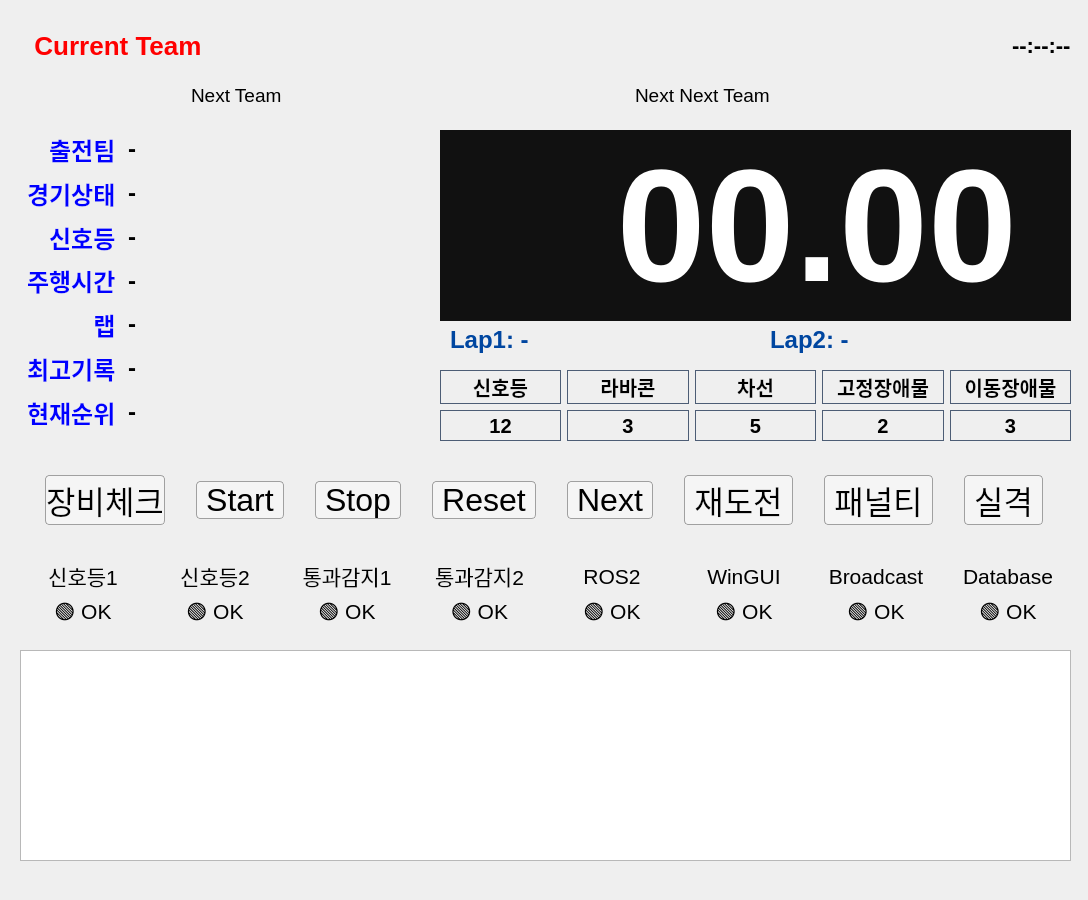
RaceSystem9/race-gui, file src/gui/ui/main_window.ui: the form before one commit.
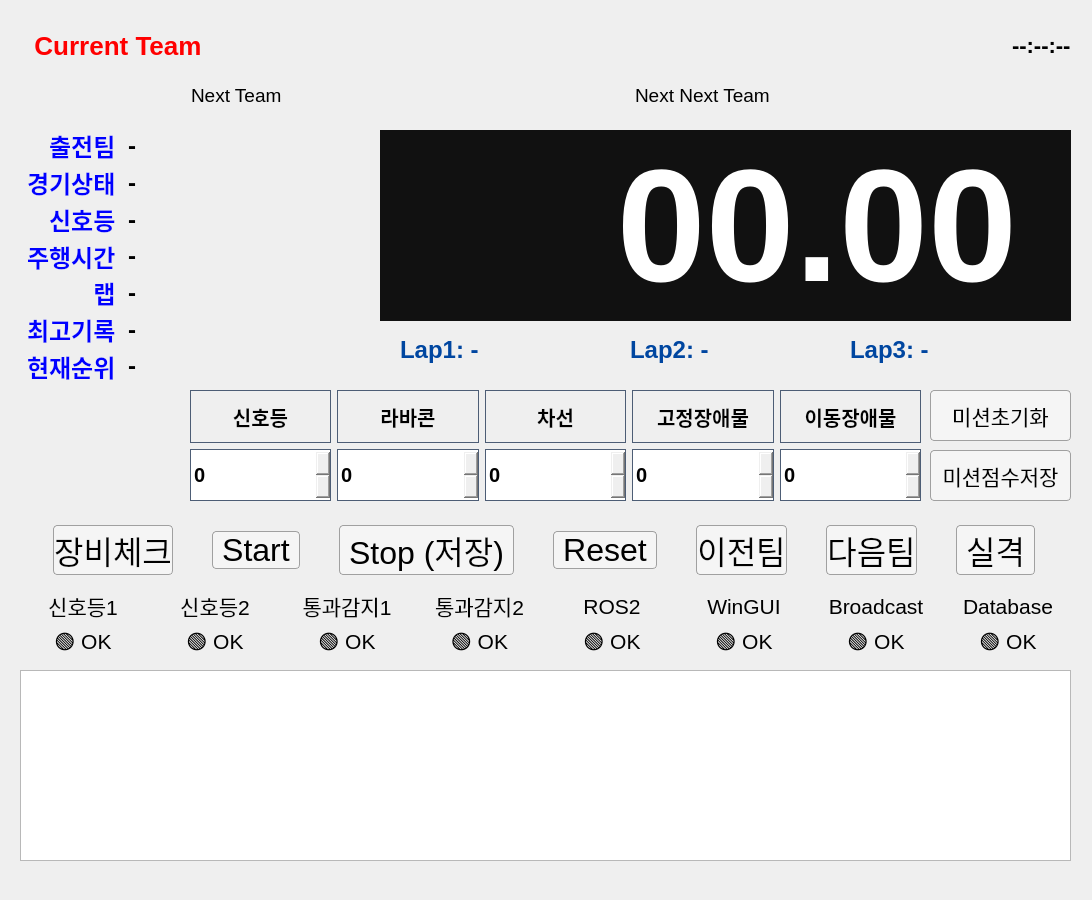
The form after the commit.

What changed in the file:
```diff
--- a/src/gui/ui/main_window.ui
+++ b/src/gui/ui/main_window.ui
@@ -6,7 +6,7 @@
    <rect>
     <x>0</x>
     <y>0</y>
-    <width>1088</width>
+    <width>1092</width>
     <height>900</height>
    </rect>
   </property>
@@ -17,9 +17,9 @@
    <widget class="QLabel" name="lblTimerDisplay">
     <property name="geometry">
      <rect>
-      <x>440</x>
+      <x>380</x>
       <y>130</y>
-      <width>631</width>
+      <width>691</width>
       <height>191</height>
      </rect>
     </property>
@@ -42,9 +42,9 @@
    <widget class="QLabel" name="lblLap1TimerSmall">
     <property name="geometry">
      <rect>
-      <x>450</x>
-      <y>320</y>
-      <width>300</width>
+      <x>400</x>
+      <y>330</y>
+      <width>191</width>
       <height>40</height>
      </rect>
     </property>
@@ -58,9 +58,9 @@
    <widget class="QLabel" name="lblLap2TimerSmall">
     <property name="geometry">
      <rect>
-      <x>770</x>
-      <y>320</y>
-      <width>300</width>
+      <x>630</x>
+      <y>330</y>
+      <width>191</width>
       <height>40</height>
      </rect>
     </property>
@@ -75,9 +75,9 @@
     <property name="geometry">
      <rect>
       <x>20</x>
-      <y>650</y>
+      <y>670</y>
       <width>1051</width>
-      <height>211</height>
+      <height>191</height>
      </rect>
     </property>
     <property name="sizePolicy">
@@ -143,8 +143,8 @@
      <rect>
       <x>20</x>
       <y>130</y>
-      <width>371</width>
-      <height>301</height>
+      <width>341</width>
+      <height>251</height>
      </rect>
     </property>
     <property name="font">
@@ -157,22 +157,22 @@
      <string>font-size: 24px; font-weight: bold;</string>
     </property>
     <layout class="QGridLayout" name="summaryLayout">
-     <item row="4" column="1">
-      <widget class="QLabel" name="valLap">
+     <item row="3" column="1">
+      <widget class="QLabel" name="valTime">
        <property name="text">
         <string>-</string>
        </property>
       </widget>
      </item>
-     <item row="6" column="1">
-      <widget class="QLabel" name="valRank">
+     <item row="5" column="1">
+      <widget class="QLabel" name="valBest">
        <property name="text">
         <string>-</string>
        </property>
       </widget>
      </item>
-     <item row="6" column="0">
-      <widget class="QLabel" name="labelRankText">
+     <item row="0" column="0">
+      <widget class="QLabel" name="labelTeamText">
        <property name="sizePolicy">
         <sizepolicy hsizetype="Maximum" vsizetype="Preferred">
          <horstretch>0</horstretch>
@@ -192,17 +192,38 @@
         <string notr="true">font-size: 24px; font-weight: bold; color: rgb(0, 0, 255)</string>
        </property>
        <property name="text">
-        <string> 현재순위 </string>
+        <string> 출전팀 </string>
        </property>
        <property name="alignment">
         <set>Qt::AlignmentFlag::AlignRight|Qt::AlignmentFlag::AlignTrailing|Qt::AlignmentFlag::AlignVCenter</set>
        </property>
       </widget>
      </item>
-     <item row="1" column="1">
-      <widget class="QLabel" name="valStatus">
+     <item row="1" column="0">
+      <widget class="QLabel" name="labelStatusText">
+       <property name="sizePolicy">
+        <sizepolicy hsizetype="Maximum" vsizetype="Preferred">
+         <horstretch>0</horstretch>
+         <verstretch>0</verstretch>
+        </sizepolicy>
+       </property>
+       <property name="font">
+        <font>
+         <pointsize>-1</pointsize>
+         <bold>true</bold>
+        </font>
+       </property>
+       <property name="layoutDirection">
+        <enum>Qt::LayoutDirection::RightToLeft</enum>
+       </property>
+       <property name="styleSheet">
+        <string notr="true">font-size: 24px; font-weight: bold; color: rgb(0, 0, 255)</string>
+       </property>
        <property name="text">
-        <string>-</string>
+        <string> 경기상태 </string>
+       </property>
+       <property name="alignment">
+        <set>Qt::AlignmentFlag::AlignRight|Qt::AlignmentFlag::AlignTrailing|Qt::AlignmentFlag::AlignVCenter</set>
        </property>
       </widget>
      </item>
@@ -234,13 +255,6 @@
        </property>
       </widget>
      </item>
-     <item row="5" column="1">
-      <widget class="QLabel" name="valBest">
-       <property name="text">
-        <string>-</string>
-       </property>
-      </widget>
-     </item>
      <item row="4" column="0">
       <widget class="QLabel" name="labelLapText">
        <property name="sizePolicy">
@@ -276,8 +290,8 @@
        </property>
       </widget>
      </item>
-     <item row="3" column="1">
-      <widget class="QLabel" name="valTime">
+     <item row="2" column="1">
+      <widget class="QLabel" name="valLight">
        <property name="text">
         <string>-</string>
        </property>
@@ -339,43 +353,29 @@
        </property>
       </widget>
      </item>
-     <item row="1" column="0">
-      <widget class="QLabel" name="labelStatusText">
-       <property name="sizePolicy">
-        <sizepolicy hsizetype="Maximum" vsizetype="Preferred">
-         <horstretch>0</horstretch>
-         <verstretch>0</verstretch>
-        </sizepolicy>
+     <item row="1" column="1">
+      <widget class="QLabel" name="valStatus">
+       <property name="text">
+        <string>-</string>
        </property>
-       <property name="font">
-        <font>
-         <pointsize>-1</pointsize>
-         <bold>true</bold>
-        </font>
-       </property>
-       <property name="layoutDirection">
-        <enum>Qt::LayoutDirection::RightToLeft</enum>
-       </property>
-       <property name="styleSheet">
-        <string notr="true">font-size: 24px; font-weight: bold; color: rgb(0, 0, 255)</string>
-       </property>
+      </widget>
+     </item>
+     <item row="6" column="1">
+      <widget class="QLabel" name="valRank">
        <property name="text">
-        <string> 경기상태 </string>
+        <string>-</string>
        </property>
-       <property name="alignment">
-        <set>Qt::AlignmentFlag::AlignRight|Qt::AlignmentFlag::AlignTrailing|Qt::AlignmentFlag::AlignVCenter</set>
-       </property>
       </widget>
      </item>
-     <item row="2" column="1">
-      <widget class="QLabel" name="valLight">
+     <item row="4" column="1">
+      <widget class="QLabel" name="valLap">
        <property name="text">
         <string>-</string>
        </property>
       </widget>
      </item>
-     <item row="0" column="0">
-      <widget class="QLabel" name="labelTeamText">
+     <item row="6" column="0">
+      <widget class="QLabel" name="labelRankText">
        <property name="sizePolicy">
         <sizepolicy hsizetype="Maximum" vsizetype="Preferred">
          <horstretch>0</horstretch>
@@ -395,7 +395,7 @@
         <string notr="true">font-size: 24px; font-weight: bold; color: rgb(0, 0, 255)</string>
        </property>
        <property name="text">
-        <string> 출전팀 </string>
+        <string> 현재순위 </string>
        </property>
        <property name="alignment">
         <set>Qt::AlignmentFlag::AlignRight|Qt::AlignmentFlag::AlignTrailing|Qt::AlignmentFlag::AlignVCenter</set>
@@ -408,7 +408,7 @@
     <property name="geometry">
      <rect>
       <x>20</x>
-      <y>460</y>
+      <y>510</y>
       <width>1051</width>
       <height>81</height>
      </rect>
@@ -544,7 +544,7 @@
 </string>
        </property>
        <property name="text">
-        <string> Stop </string>
+        <string> Stop (저장) </string>
        </property>
        <property name="flat">
         <bool>false</bool>
@@ -593,6 +593,48 @@
        </property>
       </widget>
      </item>
+     <item>
+      <widget class="QPushButton" name="btnPrev">
+       <property name="sizePolicy">
+        <sizepolicy hsizetype="Maximum" vsizetype="Fixed">
+         <horstretch>0</horstretch>
+         <verstretch>0</verstretch>
+        </sizepolicy>
+       </property>
+       <property name="font">
+        <font>
+         <pointsize>24</pointsize>
+        </font>
+       </property>
+       <property name="styleSheet">
+        <string notr="true">/* 기본 상태 */
+QPushButton {
+    border: 1px solid #a0a0a0;
+    border-radius: 4px;
+    background-color: #f5f5f5;
+}
+
+/* 마우스를 올렸을 때 (Hover) */
+QPushButton:hover {
+    border: 1px solid #3498db; /* 테두리를 파란색으로 변경 */
+    background-color: #e8f4fc; /* 배경색도 살짝 밝은 파란빛으로 변경 */
+}
+
+/* 버튼을 클릭하고 있을 때 (Pressed) */
+QPushButton:pressed {
+    border: 1px solid #2980b9; /* 진한 파란색 테두리 */
+    background-color: #d4e6f1; /* 조금 더 어두운 배경색 */
+}
+</string>
+       </property>
+       <property name="text">
+        <string>이전팀</string>
+       </property>
+       <property name="flat">
+        <bool>false</bool>
+       </property>
+      </widget>
+     </item>
      <item>
       <widget class="QPushButton" name="btnNext">
        <property name="sizePolicy">
@@ -628,91 +670,7 @@
 </string>
        </property>
        <property name="text">
-        <string> Next </string>
-       </property>
-       <property name="flat">
-        <bool>false</bool>
-       </property>
-      </widget>
-     </item>
-     <item>
-      <widget class="QPushButton" name="btnRetry">
-       <property name="sizePolicy">
-        <sizepolicy hsizetype="Maximum" vsizetype="Fixed">
-         <horstretch>0</horstretch>
-         <verstretch>0</verstretch>
-        </sizepolicy>
-       </property>
-       <property name="font">
-        <font>
-         <pointsize>24</pointsize>
-        </font>
-       </property>
-       <property name="styleSheet">
-        <string notr="true">/* 기본 상태 */
-QPushButton {
-    border: 1px solid #a0a0a0;
-    border-radius: 4px;
-    background-color: #f5f5f5;
-}
-
-/* 마우스를 올렸을 때 (Hover) */
-QPushButton:hover {
-    border: 1px solid #3498db; /* 테두리를 파란색으로 변경 */
-    background-color: #e8f4fc; /* 배경색도 살짝 밝은 파란빛으로 변경 */
-}
-
-/* 버튼을 클릭하고 있을 때 (Pressed) */
-QPushButton:pressed {
-    border: 1px solid #2980b9; /* 진한 파란색 테두리 */
-    background-color: #d4e6f1; /* 조금 더 어두운 배경색 */
-}
-</string>
-       </property>
-       <property name="text">
-        <string> 재도전 </string>
-       </property>
-       <property name="flat">
-        <bool>false</bool>
-       </property>
-      </widget>
-     </item>
-     <item>
-      <widget class="QPushButton" name="btnPenalty">
-       <property name="sizePolicy">
-        <sizepolicy hsizetype="Maximum" vsizetype="Fixed">
-         <horstretch>0</horstretch>
-         <verstretch>0</verstretch>
-        </sizepolicy>
-       </property>
-       <property name="font">
-        <font>
-         <pointsize>24</pointsize>
-        </font>
-       </property>
-       <property name="styleSheet">
-        <string notr="true">/* 기본 상태 */
-QPushButton {
-    border: 1px solid #a0a0a0;
-    border-radius: 4px;
-    background-color: #f5f5f5;
-}
-
-/* 마우스를 올렸을 때 (Hover) */
-QPushButton:hover {
-    border: 1px solid #3498db; /* 테두리를 파란색으로 변경 */
-    background-color: #e8f4fc; /* 배경색도 살짝 밝은 파란빛으로 변경 */
-}
-
-/* 버튼을 클릭하고 있을 때 (Pressed) */
-QPushButton:pressed {
-    border: 1px solid #2980b9; /* 진한 파란색 테두리 */
-    background-color: #d4e6f1; /* 조금 더 어두운 배경색 */
-}
-</string>
-       </property>
-       <property name="text">
-        <string> 패널티 </string>
+        <string>다음팀</string>
        </property>
        <property name="flat">
         <bool>false</bool>
@@ -767,7 +725,7 @@
     <property name="geometry">
      <rect>
       <x>20</x>
-      <y>560</y>
+      <y>590</y>
       <width>1051</width>
       <height>71</height>
      </rect>
@@ -1202,15 +1160,40 @@
    <widget class="QWidget" name="layoutWidget_2">
     <property name="geometry">
      <rect>
-      <x>440</x>
-      <y>370</y>
-      <width>631</width>
-      <height>71</height>
+      <x>190</x>
+      <y>390</y>
+      <width>731</width>
+      <height>111</height>
      </rect>
     </property>
     <layout class="QGridLayout" name="gridLayout_3">
-     <item row="0" column="1">
-      <widget class="QLabel" name="lblMIssion2">
+     <item row="2" column="4">
+      <widget class="QSpinBox" name="spinMissionScore5">
+       <property name="sizePolicy">
+        <sizepolicy hsizetype="Preferred" vsizetype="Preferred">
+         <horstretch>0</horstretch>
+         <verstretch>0</verstretch>
+        </sizepolicy>
+       </property>
+       <property name="styleSheet">
+        <string notr="true">font-size: 20px; font-weight: bold; border: 1px solid #4d5d75; padding: 1px;</string>
+       </property>
+       <property name="alignment">
+        <set>Qt::AlignmentFlag::AlignLeading|Qt::AlignmentFlag::AlignLeft|Qt::AlignmentFlag::AlignVCenter</set>
+       </property>
+       <property name="minimum">
+        <number>0</number>
+       </property>
+       <property name="maximum">
+        <number>999</number>
+       </property>
+       <property name="value">
+        <number>0</number>
+       </property>
+      </widget>
+     </item>
+     <item row="0" column="2">
+      <widget class="QLabel" name="lblMIssion3">
        <property name="sizePolicy">
         <sizepolicy hsizetype="Preferred" vsizetype="Preferred">
          <horstretch>0</horstretch>
@@ -1221,7 +1204,7 @@
         <string notr="true">font-size: 20px; font-weight: bold; border: 1px solid #4d5d75; padding: 1px;</string>
        </property>
        <property name="text">
-        <string>라바콘</string>
+        <string>차선</string>
        </property>
        <property name="alignment">
         <set>Qt::AlignmentFlag::AlignCenter</set>
@@ -1247,25 +1230,6 @@
        </property>
       </widget>
      </item>
-     <item row="2" column="0">
-      <widget class="QLabel" name="lblMIssionScore1">
-       <property name="sizePolicy">
-        <sizepolicy hsizetype="Preferred" vsizetype="Preferred">
-         <horstretch>0</horstretch>
-         <verstretch>0</verstretch>
-        </sizepolicy>
-       </property>
-       <property name="styleSheet">
-        <string notr="true">font-size: 20px; font-weight: bold; border: 1px solid #4d5d75; padding: 1px;</string>
-       </property>
-       <property name="text">
-        <string>12</string>
-       </property>
-       <property name="alignment">
-        <set>Qt::AlignmentFlag::AlignCenter</set>
-       </property>
-      </widget>
-     </item>
      <item row="0" column="3">
       <widget class="QLabel" name="lblMIssion4">
        <property name="sizePolicy">
@@ -1285,25 +1249,6 @@
        </property>
       </widget>
      </item>
-     <item row="0" column="2">
-      <widget class="QLabel" name="lblMIssion3">
-       <property name="sizePolicy">
-        <sizepolicy hsizetype="Preferred" vsizetype="Preferred">
-         <horstretch>0</horstretch>
-         <verstretch>0</verstretch>
-        </sizepolicy>
-       </property>
-       <property name="styleSheet">
-        <string notr="true">font-size: 20px; font-weight: bold; border: 1px solid #4d5d75; padding: 1px;</string>
-       </property>
-       <property name="text">
-        <string>차선</string>
-       </property>
-       <property name="alignment">
-        <set>Qt::AlignmentFlag::AlignCenter</set>
-       </property>
-      </widget>
-     </item>
      <item row="0" column="4">
       <widget class="QLabel" name="lblMIssion5">
        <property name="sizePolicy">
@@ -1323,8 +1268,8 @@
        </property>
       </widget>
      </item>
-     <item row="2" column="2">
-      <widget class="QLabel" name="lblMIssionScore3">
+     <item row="0" column="1">
+      <widget class="QLabel" name="lblMIssion2">
        <property name="sizePolicy">
         <sizepolicy hsizetype="Preferred" vsizetype="Preferred">
          <horstretch>0</horstretch>
@@ -1335,45 +1280,7 @@
         <string notr="true">font-size: 20px; font-weight: bold; border: 1px solid #4d5d75; padding: 1px;</string>
        </property>
        <property name="text">
-        <string>5</string>
-       </property>
-       <property name="alignment">
-        <set>Qt::AlignmentFlag::AlignCenter</set>
-       </property>
-      </widget>
-     </item>
-     <item row="2" column="3">
-      <widget class="QLabel" name="lblMIssionScore4">
-       <property name="sizePolicy">
-        <sizepolicy hsizetype="Preferred" vsizetype="Preferred">
-         <horstretch>0</horstretch>
-         <verstretch>0</verstretch>
-        </sizepolicy>
-       </property>
-       <property name="styleSheet">
-        <string notr="true">font-size: 20px; font-weight: bold; border: 1px solid #4d5d75; padding: 1px;</string>
-       </property>
-       <property name="text">
-        <string>2</string>
-       </property>
-       <property name="alignment">
-        <set>Qt::AlignmentFlag::AlignCenter</set>
-       </property>
-      </widget>
-     </item>
-     <item row="2" column="4">
-      <widget class="QLabel" name="lblMIssionScore5">
-       <property name="sizePolicy">
-        <sizepolicy hsizetype="Preferred" vsizetype="Preferred">
-         <horstretch>0</horstretch>
-         <verstretch>0</verstretch>
-        </sizepolicy>
-       </property>
-       <property name="styleSheet">
-        <string notr="true">font-size: 20px; font-weight: bold; border: 1px solid #4d5d75; padding: 1px;</string>
-       </property>
-       <property name="text">
-        <string>3</string>
+        <string>라바콘</string>
        </property>
        <property name="alignment">
         <set>Qt::AlignmentFlag::AlignCenter</set>
@@ -1381,7 +1288,7 @@
       </widget>
      </item>
      <item row="2" column="1">
-      <widget class="QLabel" name="lblMIssionScore2">
+      <widget class="QSpinBox" name="spinMissionScore2">
        <property name="sizePolicy">
         <sizepolicy hsizetype="Preferred" vsizetype="Preferred">
          <horstretch>0</horstretch>
@@ -1391,16 +1298,221 @@
        <property name="styleSheet">
         <string notr="true">font-size: 20px; font-weight: bold; border: 1px solid #4d5d75; padding: 1px;</string>
        </property>
-       <property name="text">
-        <string>3</string>
+       <property name="alignment">
+        <set>Qt::AlignmentFlag::AlignLeading|Qt::AlignmentFlag::AlignLeft|Qt::AlignmentFlag::AlignVCenter</set>
        </property>
+       <property name="minimum">
+        <number>0</number>
+       </property>
+       <property name="maximum">
+        <number>999</number>
+       </property>
+       <property name="value">
+        <number>0</number>
+       </property>
+      </widget>
+     </item>
+     <item row="2" column="3">
+      <widget class="QSpinBox" name="spinMissionScore4">
+       <property name="sizePolicy">
+        <sizepolicy hsizetype="Preferred" vsizetype="Preferred">
+         <horstretch>0</horstretch>
+         <verstretch>0</verstretch>
+        </sizepolicy>
+       </property>
+       <property name="styleSheet">
+        <string notr="true">font-size: 20px; font-weight: bold; border: 1px solid #4d5d75; padding: 1px;</string>
+       </property>
        <property name="alignment">
-        <set>Qt::AlignmentFlag::AlignCenter</set>
+        <set>Qt::AlignmentFlag::AlignLeading|Qt::AlignmentFlag::AlignLeft|Qt::AlignmentFlag::AlignVCenter</set>
+       </property>
+       <property name="minimum">
+        <number>0</number>
+       </property>
+       <property name="maximum">
+        <number>999</number>
+       </property>
+       <property name="value">
+        <number>0</number>
+       </property>
+      </widget>
+     </item>
+     <item row="2" column="2">
+      <widget class="QSpinBox" name="spinMissionScore3">
+       <property name="sizePolicy">
+        <sizepolicy hsizetype="Preferred" vsizetype="Preferred">
+         <horstretch>0</horstretch>
+         <verstretch>0</verstretch>
+        </sizepolicy>
+       </property>
+       <property name="styleSheet">
+        <string notr="true">font-size: 20px; font-weight: bold; border: 1px solid #4d5d75; padding: 1px;</string>
+       </property>
+       <property name="alignment">
+        <set>Qt::AlignmentFlag::AlignLeading|Qt::AlignmentFlag::AlignLeft|Qt::AlignmentFlag::AlignVCenter</set>
+       </property>
+       <property name="minimum">
+        <number>0</number>
+       </property>
+       <property name="maximum">
+        <number>999</number>
+       </property>
+       <property name="value">
+        <number>0</number>
+       </property>
+      </widget>
+     </item>
+     <item row="2" column="0">
+      <widget class="QSpinBox" name="spinMissionScore1">
+       <property name="sizePolicy">
+        <sizepolicy hsizetype="Preferred" vsizetype="Preferred">
+         <horstretch>0</horstretch>
+         <verstretch>0</verstretch>
+        </sizepolicy>
+       </property>
+       <property name="font">
+        <font>
+         <pointsize>-1</pointsize>
+         <bold>true</bold>
+        </font>
+       </property>
+       <property name="layoutDirection">
+        <enum>Qt::LayoutDirection::LeftToRight</enum>
+       </property>
+       <property name="styleSheet">
+        <string notr="true">font-size: 20px; font-weight: bold; border: 1px solid #4d5d75; padding: 1px;</string>
+       </property>
+       <property name="minimum">
+        <number>0</number>
+       </property>
+       <property name="maximum">
+        <number>999</number>
+       </property>
+       <property name="singleStep">
+        <number>1</number>
+       </property>
+       <property name="value">
+        <number>0</number>
        </property>
       </widget>
      </item>
     </layout>
    </widget>
+   <widget class="QPushButton" name="btnClearMissionScore">
+    <property name="geometry">
+     <rect>
+      <x>930</x>
+      <y>390</y>
+      <width>141</width>
+      <height>51</height>
+     </rect>
+    </property>
+    <property name="sizePolicy">
+     <sizepolicy hsizetype="Maximum" vsizetype="Fixed">
+      <horstretch>0</horstretch>
+      <verstretch>0</verstretch>
+     </sizepolicy>
+    </property>
+    <property name="font">
+     <font>
+      <pointsize>16</pointsize>
+     </font>
+    </property>
+    <property name="toolTipDuration">
+     <number>5</number>
+    </property>
+    <property name="styleSheet">
+     <string notr="true">/* 기본 상태 */
+QPushButton {
+    border: 1px solid #a0a0a0;
+    border-radius: 4px;
+    background-color: #f5f5f5;
+}
+
+/* 마우스를 올렸을 때 (Hover) */
+QPushButton:hover {
+    border: 1px solid #3498db; /* 테두리를 파란색으로 변경 */
+    background-color: #e8f4fc; /* 배경색도 살짝 밝은 파란빛으로 변경 */
+}
+
+/* 버튼을 클릭하고 있을 때 (Pressed) */
+QPushButton:pressed {
+    border: 1px solid #2980b9; /* 진한 파란색 테두리 */
+    background-color: #d4e6f1; /* 조금 더 어두운 배경색 */
+}
+</string>
+    </property>
+    <property name="text">
+     <string>미션초기화</string>
+    </property>
+    <property name="flat">
+     <bool>false</bool>
+    </property>
+   </widget>
+   <widget class="QPushButton" name="btnSaveMissionScore">
+    <property name="geometry">
+     <rect>
+      <x>930</x>
+      <y>450</y>
+      <width>141</width>
+      <height>51</height>
+     </rect>
+    </property>
+    <property name="sizePolicy">
+     <sizepolicy hsizetype="Maximum" vsizetype="Fixed">
+      <horstretch>0</horstretch>
+      <verstretch>0</verstretch>
+     </sizepolicy>
+    </property>
+    <property name="font">
+     <font>
+      <pointsize>16</pointsize>
+     </font>
+    </property>
+    <property name="styleSheet">
+     <string notr="true">/* 기본 상태 */
+QPushButton {
+    border: 1px solid #a0a0a0;
+    border-radius: 4px;
+    background-color: #f5f5f5;
+}
+
+/* 마우스를 올렸을 때 (Hover) */
+QPushButton:hover {
+    border: 1px solid #3498db; /* 테두리를 파란색으로 변경 */
+    background-color: #e8f4fc; /* 배경색도 살짝 밝은 파란빛으로 변경 */
+}
+
+/* 버튼을 클릭하고 있을 때 (Pressed) */
+QPushButton:pressed {
+    border: 1px solid #2980b9; /* 진한 파란색 테두리 */
+    background-color: #d4e6f1; /* 조금 더 어두운 배경색 */
+}
+</string>
+    </property>
+    <property name="text">
+     <string>미션점수저장</string>
+    </property>
+    <property name="flat">
+     <bool>false</bool>
+    </property>
+   </widget>
+   <widget class="QLabel" name="lblLap3TimerSmall">
+    <property name="geometry">
+     <rect>
+      <x>850</x>
+      <y>330</y>
+      <width>191</width>
+      <height>40</height>
+     </rect>
+    </property>
+    <property name="styleSheet">
+     <string notr="true">font-size: 24px; font-weight: bold; color: rgb(0, 70, 160);</string>
+    </property>
+    <property name="text">
+     <string>Lap3: -</string>
+    </property>
+   </widget>
   </widget>
  </widget>
  <resources/>
```
